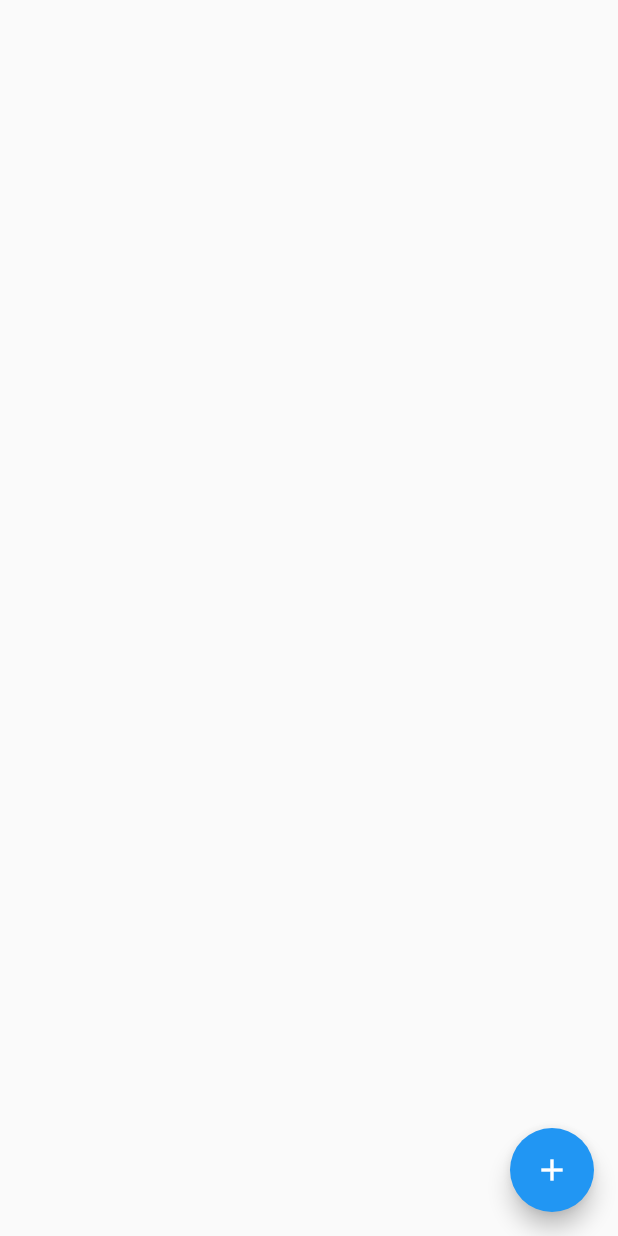
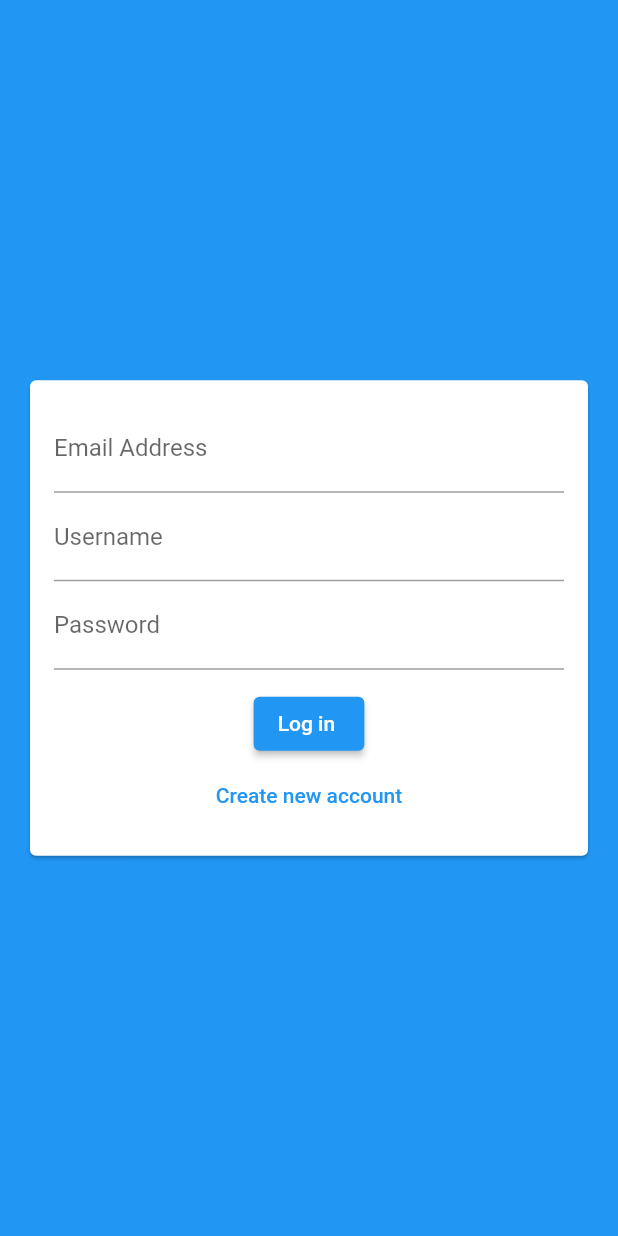
Before and after one commit to nischal08/chat_app, a Flutter app: the screen it shows after launch, on a phone screen of 412 x 824 dp. Run offline on Flutter 3.47's test engine with Material 2 defaults, Android fonts, the light colour scheme and no system bars; our stand-ins replace cloud_firestore, firebase_core; accounts and stored records are empty.

Commit message:
created basic authentication screen

```diff
--- a/lib/main.dart
+++ b/lib/main.dart
@@ -1,4 +1,4 @@
-import 'package:chat_app/screens/chat_screen.dart';
+import 'package:chat_app/screens/auth_screen.dart';
 import 'package:firebase_core/firebase_core.dart';
 import 'package:flutter/material.dart';
 
@@ -17,7 +17,7 @@ class MyApp extends StatelessWidget {
       theme: ThemeData(
         primarySwatch: Colors.blue,
       ),
-      home: ChatScreen(),
+      home: AuthScreen(),
     );
   }
 }
--- a/lib/screens/auth_screen.dart
+++ b/lib/screens/auth_screen.dart
@@ -0,0 +1,19 @@
+import 'package:chat_app/widgets/auth_form.dart';
+import 'package:flutter/material.dart';
+
+class AuthScreen extends StatefulWidget {
+  AuthScreen({Key? key}) : super(key: key);
+
+  @override
+  _AuthScreenState createState() => _AuthScreenState();
+}
+
+class _AuthScreenState extends State<AuthScreen> {
+  @override
+  Widget build(BuildContext context) {
+    return Scaffold(
+      backgroundColor: Theme.of(context).primaryColor,
+      body: AuthForm(),
+    );
+  }
+}
--- a/lib/screens/chat_screen.dart
+++ b/lib/screens/chat_screen.dart
@@ -35,12 +35,8 @@ class ChatScreen extends StatelessWidget {
         onPressed: () {
           FirebaseFirestore.instance
               .collection('chats/LT8eJia23cj0fiJdRUbG/messages')
-              .snapshots()
-              .listen((data) {
-            data.docs.forEach((doc) {
-              print(doc['text']);
-            });
-            // print(data.docs[0]['text']);
+              .add({
+            "text": "This is added by clicking the button!",
           });
         },
         child: Icon(Icons.add),
--- /dev/null
+++ b/lib/widgets/auth_form.dart
@@ -0,0 +1,57 @@
+import 'package:flutter/material.dart';
+
+class AuthForm extends StatefulWidget {
+  const AuthForm({
+    Key? key,
+  }) : super(key: key);
+
+  @override
+  _AuthFormState createState() => _AuthFormState();
+}
+
+class _AuthFormState extends State<AuthForm> {
+  @override
+  Widget build(BuildContext context) {
+    return Center(
+      child: Card(
+        margin: EdgeInsets.all(20),
+        child: SingleChildScrollView(
+          child: Padding(
+            padding: const EdgeInsets.all(16.0),
+            child: Form(
+              child: Column(
+                mainAxisSize: MainAxisSize.min,
+                children: [
+                  TextFormField(
+                    keyboardType: TextInputType.emailAddress,
+                    decoration: InputDecoration(
+                      labelText: 'Email Address',
+                    ),
+                  ),
+                  TextFormField(
+                    decoration: InputDecoration(labelText: 'Username'),
+                  ),
+                  TextFormField(
+                    obscureText: true,
+                    decoration: InputDecoration(labelText: 'Password'),
+                  ),
+                  SizedBox(
+                    height: 12,
+                  ),
+                  ElevatedButton(
+                    onPressed: () {},
+                    child: Text('Log in '),
+                  ),
+                  TextButton(
+                    onPressed: () {},
+                    child: Text("Create new account"),
+                  )
+                ],
+              ),
+            ),
+          ),
+        ),
+      ),
+    );
+  }
+}
```
